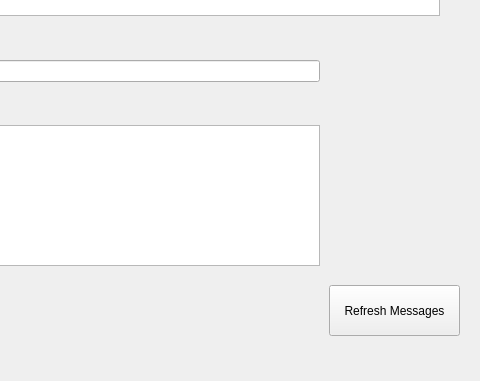
Before: the Qt Designer form PreRegistrationGui/dialogmessage.ui in ritaaoun/Preregistration, drawn with Qt 5; both pictures show x 351 to 831 and y 285 to 666 of the 831 by 666 pixel window.
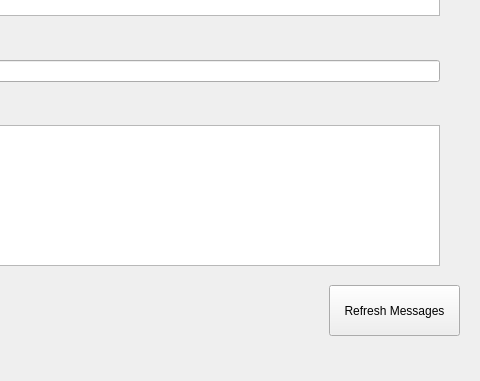
After: the same form once the commit is applied.

Diff of the .ui file:
```diff
--- a/PreRegistrationGui/dialogmessage.ui
+++ b/PreRegistrationGui/dialogmessage.ui
@@ -106,7 +106,7 @@
     <rect>
      <x>170</x>
      <y>320</y>
-     <width>501</width>
+     <width>621</width>
      <height>47</height>
     </rect>
    </property>
@@ -141,7 +141,7 @@
     <rect>
      <x>10</x>
      <y>390</y>
-     <width>661</width>
+     <width>781</width>
      <height>161</height>
     </rect>
    </property>
```
